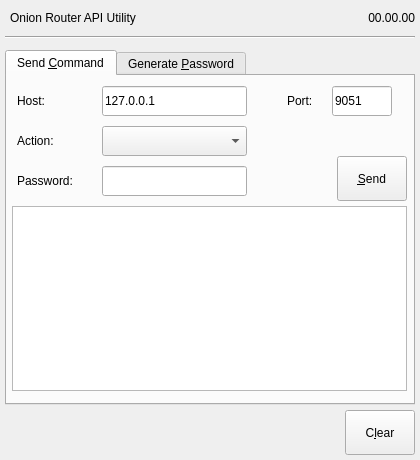
Before: the Qt Designer form tor-util.ui in GIJack/tor-util, drawn with Qt 5.
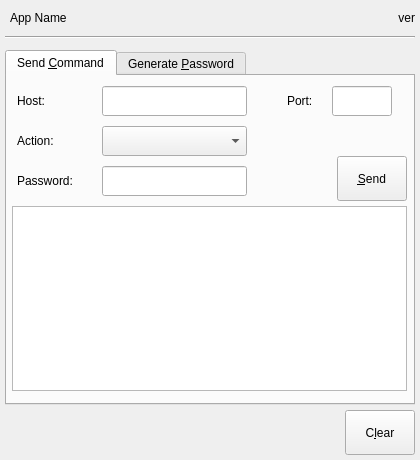
After: the same form once the commit is applied. Icons and pictures are not drawn.

Diff of the .ui file:
```diff
--- a/tor-util.ui
+++ b/tor-util.ui
@@ -87,7 +87,7 @@
       <set>Qt::ImhNoAutoUppercase</set>
      </property>
      <property name="text">
-      <string>127.0.0.1</string>
+      <string/>
      </property>
      <property name="maxLength">
       <number>64</number>
@@ -112,7 +112,7 @@
       <set>Qt::ImhDigitsOnly|Qt::ImhPreferNumbers</set>
      </property>
      <property name="text">
-      <string>9051</string>
+      <string/>
      </property>
      <property name="maxLength">
       <number>5</number>
@@ -370,7 +370,7 @@
     </rect>
    </property>
    <property name="text">
-    <string>Onion Router API Utility</string>
+    <string>App Name</string>
    </property>
   </widget>
   <widget class="QLabel" name="label_version">
@@ -383,7 +383,7 @@
     </rect>
    </property>
    <property name="text">
-    <string>00.00.00</string>
+    <string>ver</string>
    </property>
    <property name="alignment">
     <set>Qt::AlignRight|Qt::AlignTrailing|Qt::AlignVCenter</set>
```
Left out of the diff: 31 changed lines with no effect on the pictures.
